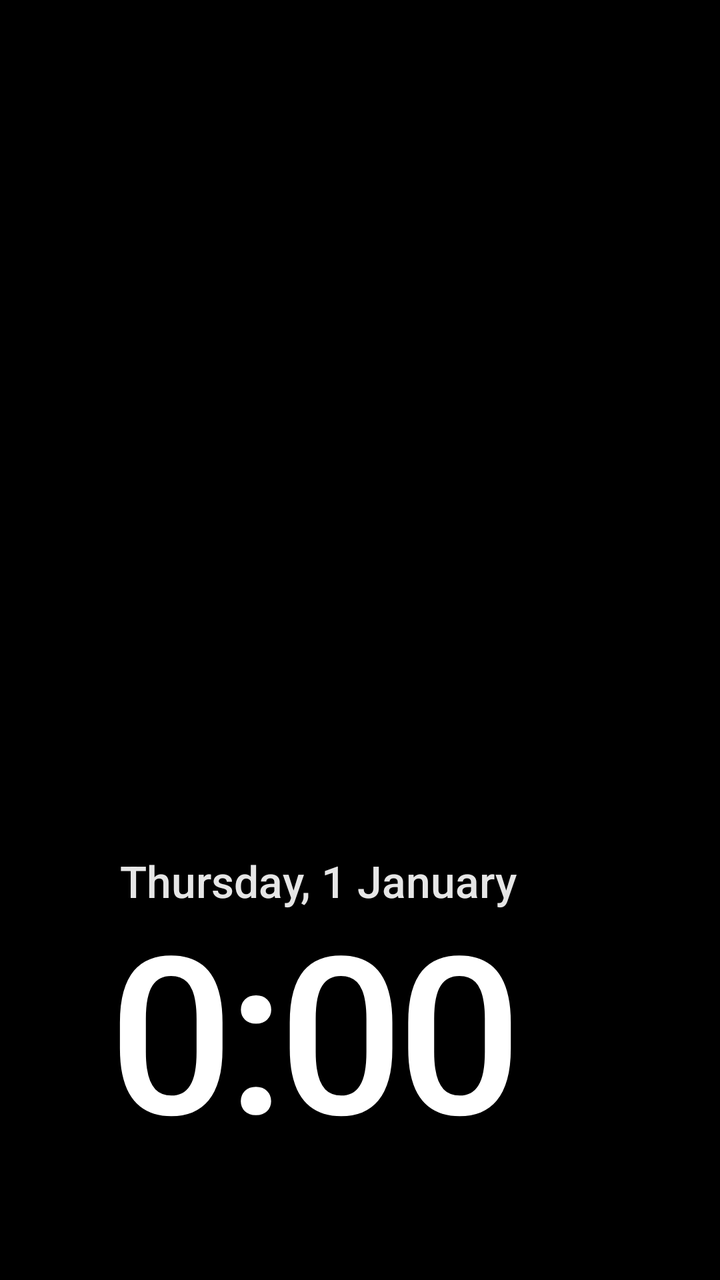
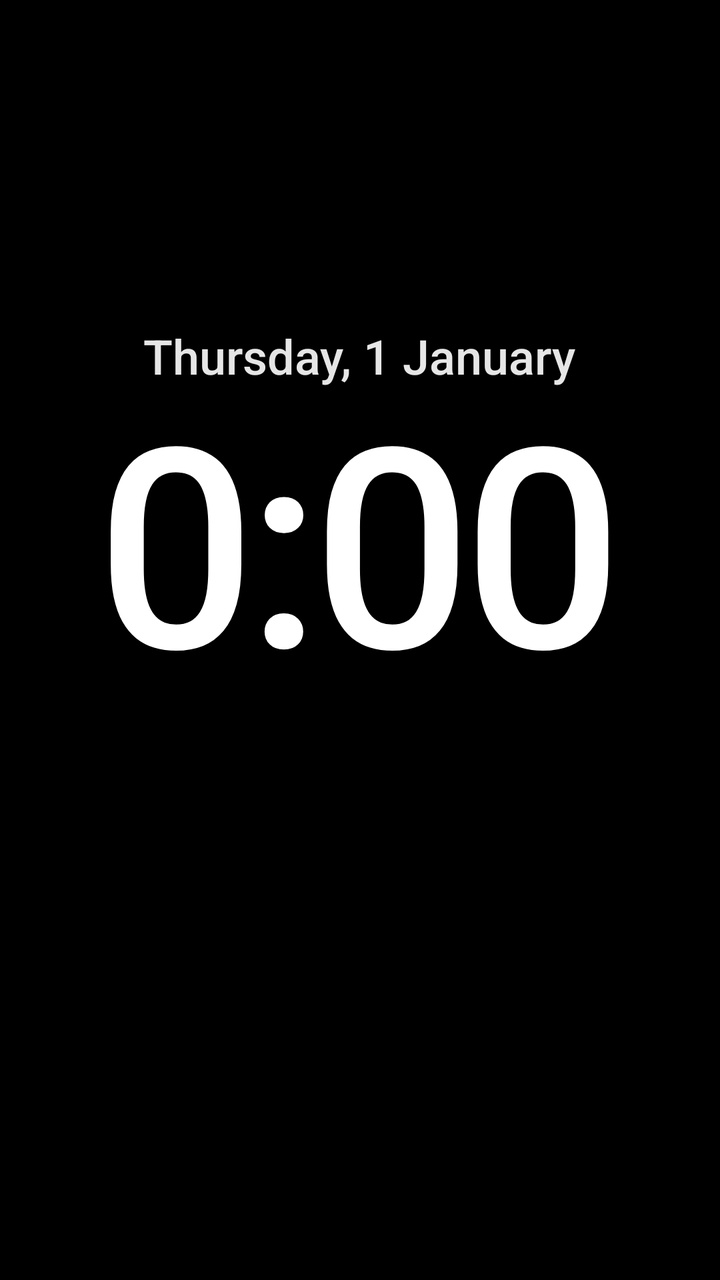

The first picture is an Android layout as it rendered before a commit; the second is the same layout after the commit. The layout source and the unified diff follow.
<!-- AndroidManifest.xml: application theme AppTheme -->
<!-- res/layout/dream.xml -->
<?xml version="1.0" encoding="utf-8"?>
<FrameLayout xmlns:android="http://schemas.android.com/apk/res/android"
    android:layout_width="match_parent"
    android:layout_height="match_parent"
    android:background="#FF000000">

    <ImageView
        android:id="@+id/img_a"
        android:layout_width="match_parent"
        android:layout_height="match_parent"
        android:alpha="0"
        android:importantForAccessibility="no"
        android:scaleType="centerCrop" />

    <ImageView
        android:id="@+id/img_b"
        android:layout_width="match_parent"
        android:layout_height="match_parent"
        android:alpha="0"
        android:importantForAccessibility="no"
        android:scaleType="centerCrop" />

    <View
        android:layout_width="match_parent"
        android:layout_height="320dp"
        android:layout_gravity="bottom"
        android:background="@drawable/scrim_bottom" />

    <FrameLayout
        android:id="@+id/content"
        android:layout_width="match_parent"
        android:layout_height="match_parent"
        android:padding="56dp">

        <TextView
            android:id="@+id/dream_caption"
            android:layout_width="wrap_content"
            android:layout_height="wrap_content"
            android:layout_gravity="top|start"
            android:alpha="0"
            android:shadowColor="#99000000"
            android:shadowRadius="8"
            android:textColor="#CCFFFFFF"
            android:textSize="15sp" />

        <LinearLayout
            android:id="@+id/dream_clock_box"
            android:layout_width="wrap_content"
            android:layout_height="wrap_content"
            android:layout_gravity="bottom|start"
            android:orientation="vertical">

            <TextClock
                android:layout_width="wrap_content"
                android:layout_height="wrap_content"
                android:layout_marginStart="4dp"
                android:fontFamily="sans-serif-medium"
                android:format12Hour="EEEE, d MMMM"
                android:format24Hour="EEEE, d MMMM"
                android:shadowColor="#99000000"
                android:shadowRadius="10"
                android:textColor="#E6FFFFFF"
                android:textSize="22sp" />

            <TextClock
                android:layout_width="wrap_content"
                android:layout_height="wrap_content"
                android:fontFamily="sans-serif-medium"
                android:format12Hour="H:mm"
                android:format24Hour="H:mm"
                android:includeFontPadding="false"
                android:letterSpacing="-0.03"
                android:shadowColor="#99000000"
                android:shadowRadius="16"
                android:textColor="#FFFFFFFF"
                android:textSize="110sp" />
        </LinearLayout>

        <LinearLayout
            android:id="@+id/dream_weather"
            android:layout_width="wrap_content"
            android:layout_height="wrap_content"
            android:layout_gravity="bottom|end"
            android:gravity="center_vertical"
            android:orientation="horizontal"
            android:visibility="gone">

            <ImageView
                android:id="@+id/dream_weather_icon"
                android:layout_width="56dp"
                android:layout_height="56dp"
                android:importantForAccessibility="no" />

            <LinearLayout
                android:layout_width="wrap_content"
                android:layout_height="wrap_content"
                android:layout_marginStart="14dp"
                android:orientation="vertical">

                <TextView
                    android:id="@+id/dream_weather_temp"
                    android:layout_width="wrap_content"
                    android:layout_height="wrap_content"
                    android:fontFamily="sans-serif-light"
                    android:includeFontPadding="false"
                    android:shadowColor="#99000000"
                    android:shadowRadius="10"
                    android:textColor="#F2FFFFFF"
                    android:textSize="44sp" />

                <TextView
                    android:id="@+id/dream_weather_desc"
                    android:layout_width="wrap_content"
                    android:layout_height="wrap_content"
                    android:shadowColor="#99000000"
                    android:shadowRadius="8"
                    android:textColor="#D9FFFFFF"
                    android:textSize="16sp" />
            </LinearLayout>
        </LinearLayout>
    </FrameLayout>
</FrameLayout>
<!-- resources referenced by this layout -->
<resources>
  <!-- drawable scrim_bottom (drawable) -->
  <?xml version="1.0" encoding="utf-8"?>
  <shape xmlns:android="http://schemas.android.com/apk/res/android" android:shape="rectangle">
      <gradient
          android:angle="90"
          android:startColor="#D9000000"
          android:endColor="#00000000" />
  </shape>
  <style name="AppTheme" parent="@android:style/Theme.DeviceDefault.NoActionBar.Fullscreen">
          <item name="android:windowBackground">@color/bg</item>
          <item name="android:colorBackground">@color/bg</item>
          <item name="android:windowShowWallpaper">false</item>
          <item name="android:windowDisablePreview">true</item>
          <item name="android:windowAnimationStyle">@null</item>
      </style>
  <color name="bg">#0B0C10</color>
</resources>

<!-- the commit's change to res/layout/dream.xml (unified diff, before → after) -->
@@ -5,118 +5,71 @@
     android:background="#FF000000">
 
     <ImageView
-        android:id="@+id/img_a"
+        android:id="@+id/dream_bg"
         android:layout_width="match_parent"
         android:layout_height="match_parent"
-        android:alpha="0"
         android:importantForAccessibility="no"
         android:scaleType="centerCrop" />
 
-    <ImageView
-        android:id="@+id/img_b"
-        android:layout_width="match_parent"
-        android:layout_height="match_parent"
-        android:alpha="0"
-        android:importantForAccessibility="no"
-        android:scaleType="centerCrop" />
+    
+    <LinearLayout
+        android:id="@+id/dream_center"
+        android:layout_width="wrap_content"
+        android:layout_height="wrap_content"
+        android:layout_gravity="center"
+        android:layout_marginBottom="60dp"
+        android:gravity="center_horizontal"
+        android:orientation="vertical">
 
-    <View
-        android:layout_width="match_parent"
-        android:layout_height="320dp"
-        android:layout_gravity="bottom"
-        android:background="@drawable/scrim_bottom" />
-
-    <FrameLayout
-        android:id="@+id/content"
-        android:layout_width="match_parent"
-        android:layout_height="match_parent"
-        android:padding="56dp">
-
-        <TextView
-            android:id="@+id/dream_caption"
+        <TextClock
             android:layout_width="wrap_content"
             android:layout_height="wrap_content"
-            android:layout_gravity="top|start"
-            android:alpha="0"
-            android:shadowColor="#99000000"
-            android:shadowRadius="8"
-            android:textColor="#CCFFFFFF"
-            android:textSize="15sp" />
+            android:fontFamily="sans-serif-medium"
+            android:format12Hour="EEEE, d MMMM"
+            android:format24Hour="EEEE, d MMMM"
+            android:shadowColor="#66000000"
+            android:shadowRadius="10"
+            android:textColor="#E6FFFFFF"
+            android:textSize="24sp" />
 
-        <LinearLayout
-            android:id="@+id/dream_clock_box"
+        <TextClock
             android:layout_width="wrap_content"
             android:layout_height="wrap_content"
-            android:layout_gravity="bottom|start"
-            android:orientation="vertical">
-
-            <TextClock
-                android:layout_width="wrap_content"
-                android:layout_height="wrap_content"
-                android:layout_marginStart="4dp"
-                android:fontFamily="sans-serif-medium"
-                android:format12Hour="EEEE, d MMMM"
-                android:format24Hour="EEEE, d MMMM"
-                android:shadowColor="#99000000"
-                android:shadowRadius="10"
-                android:textColor="#E6FFFFFF"
-                android:textSize="22sp" />
-
-            <TextClock
-                android:layout_width="wrap_content"
-                android:layout_height="wrap_content"
-                android:fontFamily="sans-serif-medium"
-                android:format12Hour="H:mm"
-                android:format24Hour="H:mm"
-                android:includeFontPadding="false"
-                android:letterSpacing="-0.03"
-                android:shadowColor="#99000000"
-                android:shadowRadius="16"
-                android:textColor="#FFFFFFFF"
-                android:textSize="110sp" />
-        </LinearLayout>
+            android:fontFamily="sans-serif-medium"
+            android:format12Hour="H:mm"
+            android:format24Hour="H:mm"
+            android:includeFontPadding="false"
+            android:letterSpacing="-0.03"
+            android:shadowColor="#66000000"
+            android:shadowRadius="18"
+            android:textColor="#FFFFFFFF"
+            android:textSize="140sp" />
 
         <LinearLayout
             android:id="@+id/dream_weather"
             android:layout_width="wrap_content"
             android:layout_height="wrap_content"
-            android:layout_gravity="bottom|end"
+            android:layout_marginTop="12dp"
             android:gravity="center_vertical"
             android:orientation="horizontal"
             android:visibility="gone">
 
             <ImageView
                 android:id="@+id/dream_weather_icon"
-                android:layout_width="56dp"
-                android:layout_height="56dp"
+                android:layout_width="32dp"
+                android:layout_height="32dp"
                 android:importantForAccessibility="no" />
 
-            <LinearLayout
+            <TextView
+                android:id="@+id/dream_weather_text"
                 android:layout_width="wrap_content"
                 android:layout_height="wrap_content"
-                android:layout_marginStart="14dp"
-                android:orientation="vertical">
-
-                <TextView
-                    android:id="@+id/dream_weather_temp"
-                    android:layout_width="wrap_content"
-                    android:layout_height="wrap_content"
-                    android:fontFamily="sans-serif-light"
-                    android:includeFontPadding="false"
-                    android:shadowColor="#99000000"
-                    android:shadowRadius="10"
-                    android:textColor="#F2FFFFFF"
-                    android:textSize="44sp" />
-
-                <TextView
-                    android:id="@+id/dream_weather_desc"
-                    android:layout_width="wrap_content"
-                    android:layout_height="wrap_content"
-                    android:shadowColor="#99000000"
-                    android:shadowRadius="8"
-                    android:textColor="#D9FFFFFF"
-                    android:textSize="16sp" />
-            </LinearLayout>
+                android:layout_marginStart="10dp"
+                android:fontFamily="sans-serif-medium"
+                android:shadowColor="#66000000"
+                android:shadowRadius="8"
+                android:textColor="#E6FFFFFF"
+                android:textSize="20sp" />
         </LinearLayout>
-    </FrameLayout>
+    </LinearLayout>
 </FrameLayout>
<!-- resource entries referenced after the edit -->
@@ -1,13 +1,5 @@
 <!-- resources referenced by this layout -->
 <resources>
-  <!-- drawable scrim_bottom (drawable) -->
-  <?xml version="1.0" encoding="utf-8"?>
-  <shape xmlns:android="http://schemas.android.com/apk/res/android" android:shape="rectangle">
-      <gradient
-          android:angle="90"
-          android:startColor="#D9000000"
-          android:endColor="#00000000" />
-  </shape>
   <style name="AppTheme" parent="@android:style/Theme.DeviceDefault.NoActionBar.Fullscreen">
           <item name="android:windowBackground">@color/bg</item>
           <item name="android:colorBackground">@color/bg</item>
